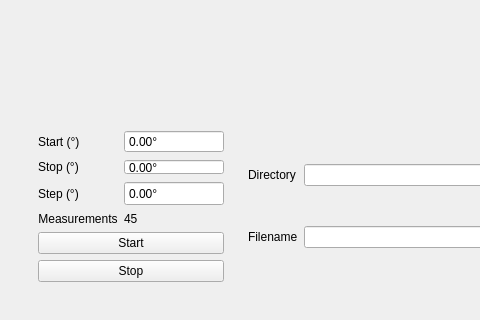
Old version of the form MeasurementComponents/PowerCalibration/PowerCalibration.ui in the repository ge23jud/Specdracula; both pictures show x 0 to 480 and y 460 to 780 of the 1094 by 780 pixel window.
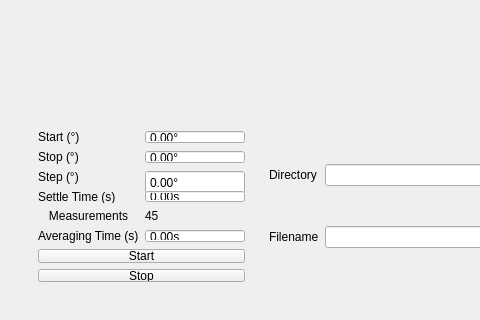
New version of the form. Custom widgets are drawn as their Qt base class.

Commit message:
Add Thorlabs KLS laser hardware module and power axis adapters
Also includes PowerCalibration/Spotsize/dashboard/Photoluminescence
widget and UI updates, Andor CCD fix, and removal of stale pixel
correction file.

```diff
--- a/MeasurementComponents/PowerCalibration/PowerCalibration.ui
+++ b/MeasurementComponents/PowerCalibration/PowerCalibration.ui
@@ -238,6 +238,76 @@
                  </property>
                 </widget>
                </item>
+               <item row="3" column="0">
+                <widget class="QLabel" name="label_SettleTime">
+                 <property name="sizePolicy">
+                  <sizepolicy hsizetype="Fixed" vsizetype="Preferred">
+                   <horstretch>0</horstretch>
+                   <verstretch>0</verstretch>
+                  </sizepolicy>
+                 </property>
+                 <property name="text">
+                  <string>Settle Time (s)</string>
+                 </property>
+                </widget>
+               </item>
+               <item row="3" column="1" colspan="2">
+                <widget class="QDoubleSpinBox" name="SettleTime_DoubleSpinBox">
+                 <property name="sizePolicy">
+                  <sizepolicy hsizetype="Maximum" vsizetype="Fixed">
+                   <horstretch>0</horstretch>
+                   <verstretch>0</verstretch>
+                  </sizepolicy>
+                 </property>
+                 <property name="minimumSize">
+                  <size>
+                   <width>100</width>
+                   <height>10</height>
+                  </size>
+                 </property>
+                 <property name="buttonSymbols">
+                  <enum>QAbstractSpinBox::ButtonSymbols::NoButtons</enum>
+                 </property>
+                 <property name="suffix">
+                  <string>s</string>
+                 </property>
+                </widget>
+               </item>
+               <item row="5" column="0">
+                <widget class="QLabel" name="label_AveragingTime">
+                 <property name="sizePolicy">
+                  <sizepolicy hsizetype="Fixed" vsizetype="Preferred">
+                   <horstretch>0</horstretch>
+                   <verstretch>0</verstretch>
+                  </sizepolicy>
+                 </property>
+                 <property name="text">
+                  <string>Averaging Time (s)</string>
+                 </property>
+                </widget>
+               </item>
+               <item row="5" column="1" colspan="2">
+                <widget class="QDoubleSpinBox" name="AveragingTime_DoubleSpinBox">
+                 <property name="sizePolicy">
+                  <sizepolicy hsizetype="Maximum" vsizetype="Fixed">
+                   <horstretch>0</horstretch>
+                   <verstretch>0</verstretch>
+                  </sizepolicy>
+                 </property>
+                 <property name="minimumSize">
+                  <size>
+                   <width>100</width>
+                   <height>10</height>
+                  </size>
+                 </property>
+                 <property name="buttonSymbols">
+                  <enum>QAbstractSpinBox::ButtonSymbols::NoButtons</enum>
+                 </property>
+                 <property name="suffix">
+                  <string>s</string>
+                 </property>
+                </widget>
+               </item>
               </layout>
              </widget>
             </item>
```
The commit also changes 23 other files.
